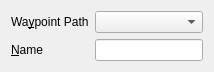
Above: qtfred/ui/WaypointEditorDialog.ui from scp-fs2open/fs2open.github.com before the change. Below: the same form after it.
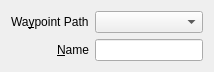
That is the form after the change.

Commit message:
QtFRED Waypoint Path Dialog (#6935)
* cleanup qtfred waypoint dialog

* range based loops

* typo

```diff
--- a/qtfred/ui/WaypointEditorDialog.ui
+++ b/qtfred/ui/WaypointEditorDialog.ui
@@ -6,8 +6,8 @@
    <rect>
     <x>0</x>
     <y>0</y>
-    <width>217</width>
-    <height>90</height>
+    <width>270</width>
+    <height>80</height>
    </rect>
   </property>
   <property name="windowTitle">
@@ -17,19 +17,13 @@
    <property name="sizeConstraint">
     <enum>QLayout::SetFixedSize</enum>
    </property>
-   <item row="1" column="0">
-    <widget class="QLabel" name="label">
-     <property name="text">
-      <string>&amp;Name</string>
-     </property>
-     <property name="buddy">
-      <cstring>nameEdit</cstring>
-     </property>
-    </widget>
-   </item>
-   <item row="1" column="1">
-    <widget class="QLineEdit" name="nameEdit"/>
-   </item>
+   <item row="0" column="0" colspan="2">
+    <layout class="QVBoxLayout" name="waypointVerticalLayout">
+     <item>
+      <layout class="QFormLayout" name="waypointFormLayout">
+       <property name="labelAlignment">
+        <set>Qt::AlignRight|Qt::AlignTrailing|Qt::AlignVCenter</set>
+       </property>
    <item row="0" column="0">
     <widget class="QLabel" name="label_2">
      <property name="text">
@@ -49,6 +43,26 @@
       </sizepolicy>
      </property>
     </widget>
+       </item>
+       <item row="1" column="0">
+        <widget class="QLabel" name="nameLabel">
+         <property name="text">
+          <string>&amp;Name</string>
+         </property>
+         <property name="alignment">
+          <set>Qt::AlignLeading|Qt::AlignLeft|Qt::AlignVCenter</set>
+         </property>
+         <property name="buddy">
+          <cstring>nameEdit</cstring>
+         </property>
+        </widget>
+       </item>
+       <item row="1" column="1">
+        <widget class="QLineEdit" name="nameEdit"/>
+       </item>
+      </layout>
+     </item>
+    </layout>
    </item>
   </layout>
  </widget>
```
Left out of the diff: 4 changed lines with no effect on the pictures. Lines whose indentation alone changed are shown as unchanged. The commit also changes 4 other files.
